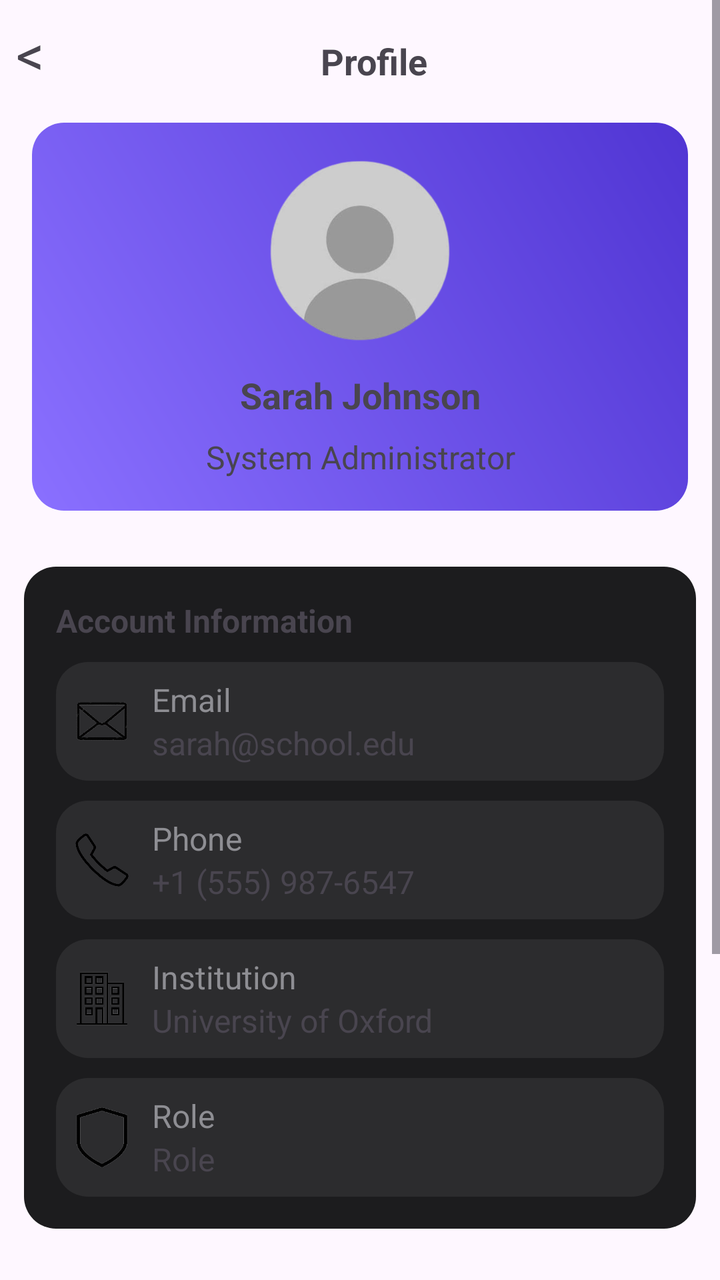
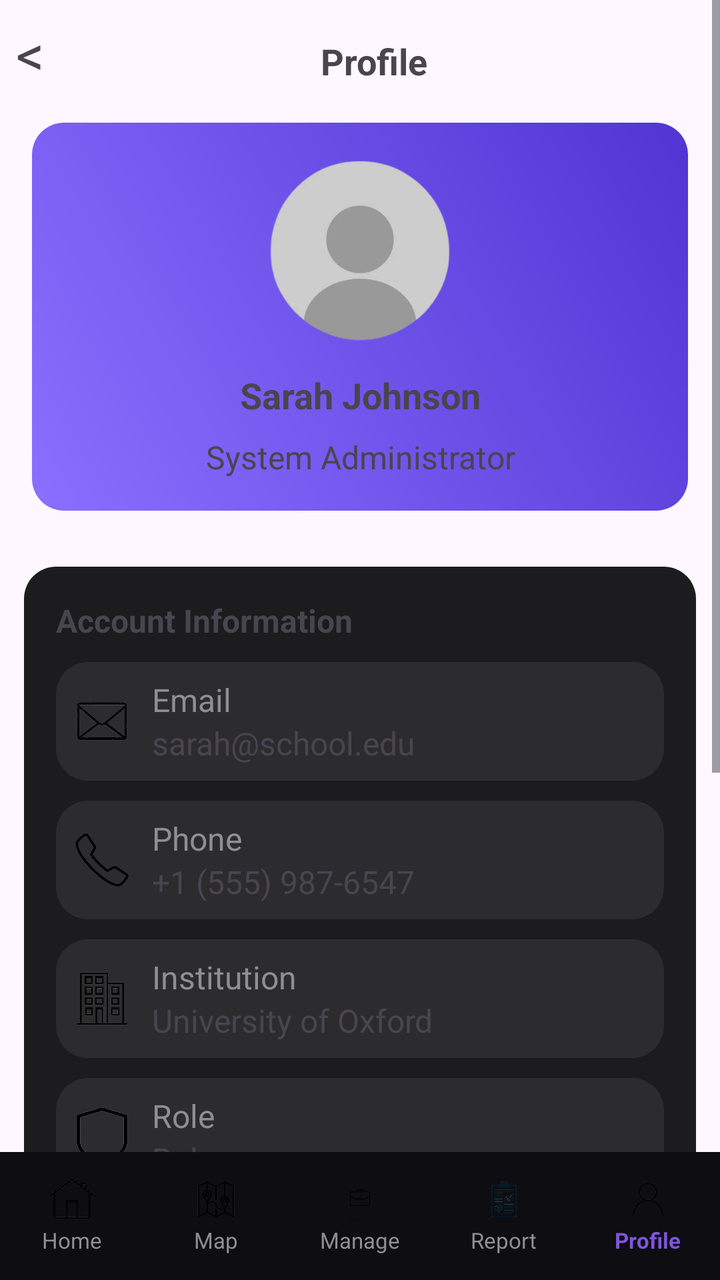

Compare the two renders of this Android layout. The source of the first and the diff that turns it into the second are given below.
<!-- AndroidManifest.xml: application theme Theme.LatihanTes1 -->
<!-- res/layout/activity_main.xml -->
<?xml version="1.0" encoding="utf-8"?>
<LinearLayout xmlns:android="http://schemas.android.com/apk/res/android"
    xmlns:tools="http://schemas.android.com/tools"
    android:layout_width="match_parent"
    android:layout_height="match_parent"
    android:orientation="vertical"
    tools:context=".MainActivity">

    <ScrollView
        android:layout_width="match_parent"
        android:layout_height="0dp"
        android:layout_weight="1"
        android:fillViewport="true">
        <LinearLayout
            android:id="@+id/main"
            android:layout_width="match_parent"
            android:layout_height="wrap_content"
            android:orientation="vertical"
            android:paddingBottom="24dp">

            <LinearLayout
                android:layout_width="match_parent"
                android:layout_height="wrap_content"
                android:orientation="horizontal"
                android:gravity="center_horizontal"
                android:id="@+id/Profile"
                android:paddingStart="0dp"
                android:paddingEnd="16dp">

                <TextView
                    android:layout_width="wrap_content"
                    android:layout_height="wrap_content"
                    android:text="&lt;"
                    android:textSize="28sp"
                    android:padding="8dp"
                    android:id="@+id/BackButton">
                </TextView>

                <TextView
                    android:layout_width="match_parent"
                    android:layout_height="wrap_content"
                    android:text="Profile"
                    android:textSize="18sp"
                    android:textAlignment="center"
                    android:textStyle="bold"
                    android:id="@+id/ProfileText">
                </TextView>

            </LinearLayout>

            <LinearLayout
                android:layout_width="match_parent"
                android:layout_height="wrap_content"
                android:id="@+id/Header"
                android:paddingStart="20dp"
                android:paddingEnd="20dp"
                android:paddingTop="4dp"
                android:paddingBottom="16dp"
                android:layout_marginStart="16dp"
                android:layout_marginEnd="16dp"
                android:layout_marginTop="8dp"
                android:layout_marginBottom="16dp"
                android:background="@drawable/bg_rounded_card_ungu"
                android:orientation="vertical">

                <ImageView
                    android:layout_width="120dp"
                    android:layout_height="120dp"
                    android:src="@drawable/profile"
                    android:layout_gravity="center_horizontal"
                    android:id="@+id/HeaderImage">
                </ImageView>

                <TextView
                    android:layout_width="match_parent"
                    android:layout_height="wrap_content"
                    android:id="@+id/name"
                    android:textStyle="bold"
                    android:textAlignment="center"
                    android:textSize="18sp"
                    android:paddingTop="-16dp"
                    android:text="Sarah Johnson">
                </TextView>

                <TextView
                    android:layout_width="match_parent"
                    android:layout_height="wrap_content"
                    android:id="@+id/job"
                    android:paddingTop="8dp"
                    android:textSize="16sp"
                    android:text="System Administrator"
                    android:textAlignment="center">
                </TextView>

            </LinearLayout>

            <LinearLayout
                android:layout_width="match_parent"
                android:layout_height="wrap_content"
                android:padding="16dp"
                android:layout_margin="12dp"
                android:orientation="vertical"
                android:background="@drawable/bg_rounded_card_abugelap"
                android:id="@+id/AccountInformation">

                <TextView
                    android:layout_width="match_parent"
                    android:layout_height="wrap_content"
                    android:id="@+id/titleAccountInformation"
                    android:textSize="16sp"
                    android:textStyle="bold"
                    android:text="Account Information">
                </TextView>

                <LinearLayout
                    android:layout_width="match_parent"
                    android:layout_height="wrap_content"
                    android:background="@drawable/bg_rounded_card_abuterang"
                    android:id="@+id/Email"
                    android:orientation="horizontal"
                    android:padding="8dp"
                    android:layout_marginTop="10dp"
                    android:gravity="center_vertical">

                    <ImageView
                        android:layout_width="30dp"
                        android:layout_height="30dp"
                        android:src="@drawable/email"
                        android:id="@+id/EmailIcon">
                    </ImageView>

                    <LinearLayout
                        android:layout_width="match_parent"
                        android:layout_height="wrap_content"
                        android:orientation="vertical"
                        android:paddingStart="10dp"
                        android:paddingEnd="10dp">

                        <TextView
                            android:layout_width="match_parent"
                            android:layout_height="wrap_content"
                            android:id="@+id/EmailText"
                            android:textSize="16sp"
                            android:textColor="#8E8E93"
                            android:text="Email">
                        </TextView>

                        <TextView
                            android:layout_width="match_parent"
                            android:layout_height="wrap_content"
                            android:id="@+id/EmailValue"
                            android:textSize="16sp"
                            android:text="sarah@school.edu">
                        </TextView>

                    </LinearLayout>
                </LinearLayout>

                <LinearLayout
                    android:layout_width="match_parent"
                    android:layout_height="wrap_content"
                    android:background="@drawable/bg_rounded_card_abuterang"
                    android:id="@+id/Phone"
                    android:orientation="horizontal"
                    android:padding="8dp"
                    android:layout_marginTop="10dp"
                    android:gravity="center_vertical">

                    <ImageView
                        android:layout_width="30dp"
                        android:layout_height="30dp"
                        android:src="@drawable/phone"
                        android:id="@+id/PhoneIcon">
                    </ImageView>

                    <LinearLayout
                        android:layout_width="match_parent"
                        android:layout_height="wrap_content"
                        android:orientation="vertical"
                        android:paddingStart="10dp"
                        android:paddingEnd="10dp">

                        <TextView
                            android:layout_width="match_parent"
                            android:layout_height="wrap_content"
                            android:id="@+id/PhoneText"
                            android:textSize="16sp"
                            android:textColor="#8E8E93"
                            android:text="Phone">
                        </TextView>

                        <TextView
                            android:layout_width="match_parent"
                            android:layout_height="wrap_content"
                            android:id="@+id/PhoneValue"
                            android:textSize="16sp"
                            android:text="+1 (555) 987-6547">
                        </TextView>

                    </LinearLayout>
                </LinearLayout>

                <LinearLayout
                    android:layout_width="match_parent"
                    android:layout_height="wrap_content"
                    android:background="@drawable/bg_rounded_card_abuterang"
                    android:id="@+id/Institution"
                    android:orientation="horizontal"
                    android:padding="8dp"
                    android:layout_marginTop="10dp"
                    android:gravity="center_vertical">

                    <ImageView
                        android:layout_width="30dp"
                        android:layout_height="30dp"
                        android:src="@drawable/institution"
                        android:id="@+id/InstitutionIcon">
                    </ImageView>

                    <LinearLayout
                        android:layout_width="match_parent"
                        android:layout_height="wrap_content"
                        android:orientation="vertical"
                        android:paddingStart="10dp"
                        android:paddingEnd="10dp">

                        <TextView
                            android:layout_width="match_parent"
                            android:layout_height="wrap_content"
                            android:id="@+id/InstitutionText"
                            android:textSize="16sp"
                            android:textColor="#8E8E93"
                            android:text="Institution">
                        </TextView>

                        <TextView
                            android:layout_width="match_parent"
                            android:layout_height="wrap_content"
                            android:id="@+id/InstitutionValue"
                            android:textSize="16sp"
                            android:text="University of Oxford">
                        </TextView>

                    </LinearLayout>
                </LinearLayout>

                <LinearLayout
                    android:layout_width="match_parent"
                    android:layout_height="wrap_content"
                    android:background="@drawable/bg_rounded_card_abuterang"
                    android:id="@+id/Role"
                    android:orientation="horizontal"
                    android:padding="8dp"
                    android:layout_marginTop="10dp"
                    android:gravity="center_vertical">

                    <ImageView
                        android:layout_width="30dp"
                        android:layout_height="30dp"
                        android:src="@drawable/role"
                        android:id="@+id/RoleIcon">
                    </ImageView>

                    <LinearLayout
                        android:layout_width="match_parent"
                        android:layout_height="wrap_content"
                        android:orientation="vertical"
                        android:paddingStart="10dp"
                        android:paddingEnd="10dp">

                        <TextView
                            android:layout_width="match_parent"
                            android:layout_height="wrap_content"
                            android:id="@+id/RoleText"
                            android:textSize="16sp"
                            android:textColor="#8E8E93"
                            android:text="Role">
                        </TextView>

                        <TextView
                            android:layout_width="match_parent"
                            android:layout_height="wrap_content"
                            android:id="@+id/RoleValue"
                            android:textSize="16sp"
                            android:text="Role">
                        </TextView>

                    </LinearLayout>
                </LinearLayout>

            </LinearLayout>

            <TextView
                android:layout_width="match_parent"
                android:layout_height="wrap_content"
                android:id="@+id/notification"
                android:textSize="18sp"
                android:padding="6dp"
                android:layout_margin="4dp"
                android:textStyle="bold"
                android:text="Notification">
            </TextView>

            <LinearLayout
                android:layout_width="match_parent"
                android:layout_height="wrap_content"
                android:orientation="vertical"
                android:background="@drawable/bg_rounded_card_abugelap"
                android:id="@+id/NotificationDetail"
                android:padding="16dp"
                android:layout_margin="12sp"
                android:gravity="center_horizontal">

                <LinearLayout
                    android:layout_width="match_parent"
                    android:layout_height="wrap_content"
                    android:orientation="horizontal"
                    android:gravity="center_vertical">

                    <ImageView
                        android:layout_width="30dp"
                        android:layout_height="30dp"
                        android:src="@drawable/notif"
                        android:layout_marginTop="4dp"
                        android:id="@+id/pushNotif">
                    </ImageView>

                    <LinearLayout
                        android:layout_width="0dp"
                        android:layout_height="wrap_content"
                        android:orientation="vertical"
                        android:layout_weight="1"
                        android:paddingStart="10dp"
                        android:paddingEnd="10dp">

                        <TextView
                            android:layout_width="match_parent"
                            android:layout_height="wrap_content"
                            android:id="@+id/notifText"
                            android:textSize="16sp"
                            android:text="Push Notification">
                        </TextView>

                        <TextView
                            android:layout_width="match_parent"
                            android:layout_height="wrap_content"
                            android:id="@+id/notifDescription"
                            android:textSize="14sp"
                            android:textColor="#8E8E93"
                            android:text="Receive alerts on your device">
                        </TextView>

                    </LinearLayout>

                    <com.google.android.material.switchmaterial.SwitchMaterial
                        android:id="@+id/switchNotif"
                        android:layout_width="wrap_content"
                        android:layout_height="wrap_content"
                        android:checked="true" />

                </LinearLayout>

                <LinearLayout
                    android:layout_width="match_parent"
                    android:layout_height="wrap_content"
                    android:orientation="horizontal"
                    android:layout_marginTop="12dp"
                    android:gravity="center_vertical">

                    <ImageView
                        android:layout_width="30dp"
                        android:layout_height="30dp"
                        android:src="@drawable/email"
                        android:layout_marginTop="4dp"
                        android:id="@+id/EmailNotif">
                    </ImageView>

                    <LinearLayout
                        android:layout_width="0dp"
                        android:layout_height="wrap_content"
                        android:orientation="vertical"
                        android:layout_weight="1"
                        android:paddingStart="10dp"
                        android:paddingEnd="10dp">

                        <TextView
                            android:layout_width="match_parent"
                            android:layout_height="wrap_content"
                            android:id="@+id/emailText"
                            android:textSize="16sp"
                            android:text="Email Notification">
                        </TextView>

                        <TextView
                            android:layout_width="match_parent"
                            android:layout_height="wrap_content"
                            android:id="@+id/emailDescription"
                            android:textSize="14sp"
                            android:textColor="#8E8E93"
                            android:text="Receive updates via Email">
                        </TextView>

                    </LinearLayout>

                    <com.google.android.material.switchmaterial.SwitchMaterial
                        android:id="@+id/switchEmail"
                        android:layout_width="wrap_content"
                        android:layout_height="wrap_content"
                        android:checked="true" />
                </LinearLayout>
            </LinearLayout>
        </LinearLayout>
    </ScrollView>
</LinearLayout>
<!-- resources referenced by this layout -->
<resources>
  <!-- drawable bg_rounded_card_abugelap (drawable) -->
  <?xml version="1.0" encoding="utf-8"?>
  <shape xmlns:android="http://schemas.android.com/apk/res/android"
      android:shape="rectangle">
      <corners android:radius="16dp" />
      <solid android:color="#1C1C1E"/>
  
  
  </shape>
  <!-- drawable bg_rounded_card_abuterang (drawable) -->
  <?xml version="1.0" encoding="utf-8"?>
  <shape xmlns:android="http://schemas.android.com/apk/res/android"
      android:shape="rectangle">
      <corners android:radius="16dp" />
      <solid android:color="#2C2C2E"/>
  
  
  </shape>
  <!-- drawable bg_rounded_card_ungu (drawable) -->
  <?xml version="1.0" encoding="utf-8"?>
  <shape xmlns:android="http://schemas.android.com/apk/res/android"
      android:shape="rectangle">
      <corners android:radius="16dp" />
      <gradient
          android:startColor="#8A70FF"
          android:endColor="#5035D3"
          android:angle="45" />
  
  
  </shape>
  <!-- drawable email: png bitmap (drawable, 16124 bytes) -->
  <!-- drawable institution: png bitmap (drawable, 25797 bytes) -->
  <!-- drawable notif: png bitmap (drawable, 8267 bytes) -->
  <!-- drawable phone: png bitmap (drawable, 52950 bytes) -->
  <!-- drawable profile: png bitmap (drawable, 38176 bytes) -->
  <!-- drawable role: png bitmap (drawable, 9020 bytes) -->
  <style name="Theme.LatihanTes1" parent="Base.Theme.LatihanTes1" />
  <style name="Base.Theme.LatihanTes1" parent="Theme.Material3.DayNight.NoActionBar">
          
          
      </style>
</resources>

<!-- the commit's change to res/layout/activity_main.xml (unified diff, before → after) -->
@@ -411,4 +411,151 @@
             </LinearLayout>
         </LinearLayout>
     </ScrollView>
+
+    <LinearLayout
+        android:id="@+id/bottomNavigation"
+        android:layout_width="match_parent"
+        android:layout_height="64dp"
+        android:background="#0D0D12"
+        android:gravity="center_vertical"
+        android:orientation="horizontal"
+        android:paddingTop="6dp"
+        android:paddingBottom="6dp">
+
+        <LinearLayout
+            android:id="@+id/navHome"
+            android:layout_width="0dp"
+            android:layout_height="match_parent"
+            android:layout_weight="1"
+            android:clickable="true"
+            android:focusable="true"
+            android:gravity="center"
+            android:orientation="vertical">
+
+            <ImageView
+                android:layout_width="22dp"
+                android:layout_height="22dp"
+                android:src="@drawable/home">
+            </ImageView>
+
+            <TextView
+                android:layout_width="wrap_content"
+                android:layout_height="wrap_content"
+                android:layout_marginTop="2dp"
+                android:text="Home"
+                android:textColor="#8E8E93"
+                android:textSize="11sp">
+            </TextView>
+
+        </LinearLayout>
+
+        <LinearLayout
+            android:id="@+id/navMap"
+            android:layout_width="0dp"
+            android:layout_height="match_parent"
+            android:layout_weight="1"
+            android:clickable="true"
+            android:focusable="true"
+            android:gravity="center"
+            android:orientation="vertical">
+
+            <ImageView
+                android:layout_width="22dp"
+                android:layout_height="22dp"
+                android:src="@drawable/map">
+            </ImageView>
+
+            <TextView
+                android:layout_width="wrap_content"
+                android:layout_height="wrap_content"
+                android:layout_marginTop="2dp"
+                android:text="Map"
+                android:textColor="#8E8E93"
+                android:textSize="11sp">
+            </TextView>
+
+        </LinearLayout>
+
+        <LinearLayout
+            android:id="@+id/navManage"
+            android:layout_width="0dp"
+            android:layout_height="match_parent"
+            android:layout_weight="1"
+            android:clickable="true"
+            android:focusable="true"
+            android:gravity="center"
+            android:orientation="vertical">
+
+            <ImageView
+                android:layout_width="22dp"
+                android:layout_height="22dp"
+                android:src="@drawable/manage">
+            </ImageView>
+
+            <TextView
+                android:layout_width="wrap_content"
+                android:layout_height="wrap_content"
+                android:layout_marginTop="2dp"
+                android:text="Manage"
+                android:textColor="#8E8E93"
+                android:textSize="11sp">
+            </TextView>
+
+        </LinearLayout>
+
+        <LinearLayout
+            android:id="@+id/navReport"
+            android:layout_width="0dp"
+            android:layout_height="match_parent"
+            android:layout_weight="1"
+            android:clickable="true"
+            android:focusable="true"
+            android:gravity="center"
+            android:orientation="vertical">
+
+            <ImageView
+                android:layout_width="22dp"
+                android:layout_height="22dp"
+                android:src="@drawable/report">
+            </ImageView>
+
+            <TextView
+                android:layout_width="wrap_content"
+                android:layout_height="wrap_content"
+                android:layout_marginTop="2dp"
+                android:text="Report"
+                android:textColor="#8E8E93"
+                android:textSize="11sp">
+            </TextView>
+
+        </LinearLayout>
+
+        <LinearLayout
+            android:id="@+id/navProfile"
+            android:layout_width="0dp"
+            android:layout_height="match_parent"
+            android:layout_weight="1"
+            android:clickable="true"
+            android:focusable="true"
+            android:gravity="center"
+            android:orientation="vertical">
+
+            <ImageView
+                android:layout_width="22dp"
+                android:layout_height="22dp"
+                android:src="@drawable/profileicon">
+            </ImageView>
+
+            <TextView
+                android:layout_width="wrap_content"
+                android:layout_height="wrap_content"
+                android:layout_marginTop="2dp"
+                android:text="Profile"
+                android:textColor="#7F56D9"
+                android:textSize="11sp"
+                android:textStyle="bold">
+            </TextView>
+
+        </LinearLayout>
+    </LinearLayout>
 </LinearLayout>
<!-- resource entries referenced after the edit -->
@@ -31,10 +31,15 @@
   
   </shape>
   <!-- drawable email: png bitmap (drawable, 16124 bytes) -->
+  <!-- drawable home: png bitmap (drawable, 32585 bytes) -->
   <!-- drawable institution: png bitmap (drawable, 25797 bytes) -->
+  <!-- drawable manage: png bitmap (drawable, 15432 bytes) -->
+  <!-- drawable map: png bitmap (drawable, 80423 bytes) -->
   <!-- drawable notif: png bitmap (drawable, 8267 bytes) -->
   <!-- drawable phone: png bitmap (drawable, 52950 bytes) -->
   <!-- drawable profile: png bitmap (drawable, 38176 bytes) -->
+  <!-- drawable profileicon: png bitmap (drawable, 32020 bytes) -->
+  <!-- drawable report: png bitmap (drawable, 86783 bytes) -->
   <!-- drawable role: png bitmap (drawable, 9020 bytes) -->
   <style name="Theme.LatihanTes1" parent="Base.Theme.LatihanTes1" />
   <style name="Base.Theme.LatihanTes1" parent="Theme.Material3.DayNight.NoActionBar">
